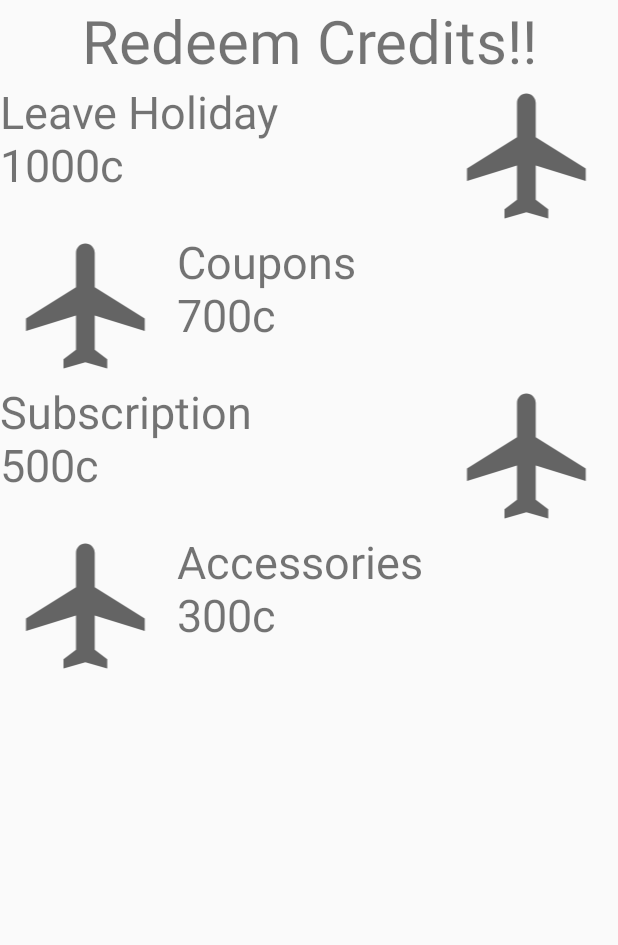
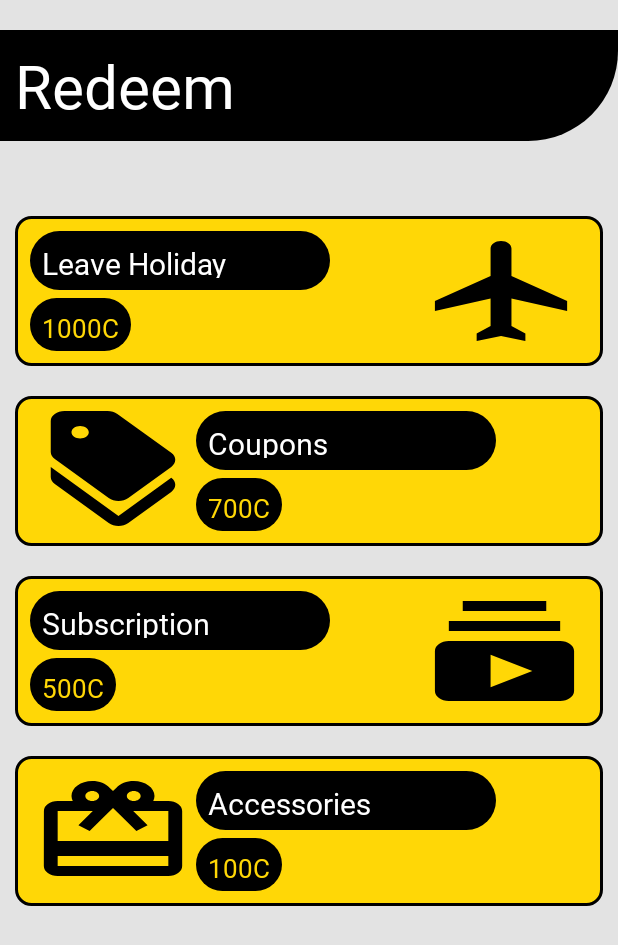
Before and after one commit to Tech-Elites/hustle_tarp, an Android app: the redeemTheCredits screen opened directly, with no data from a screen before it, on a phone screen of 412 x 824 dp. Shown: the top 945 px of the screen. Run offline under Robolectric (Android 15) with nearby library versions, the light colour scheme and no system bars; our stand-ins replace Firebase (no records; nobody signed in at launch, a user with empty details on screens opened directly).

Commit message:
final designs

```diff
--- a/app/src/main/java/com/example/hustle_tarp/redeemTheCredits.java
+++ b/app/src/main/java/com/example/hustle_tarp/redeemTheCredits.java
@@ -36,7 +36,7 @@ public class redeemTheCredits extends AppCompatActivity {
                 new AlertDialog.Builder(redeemTheCredits.this)
                         .setIcon(android.R.drawable.ic_dialog_alert)
                         .setTitle("Are you sure?")
-                        .setMessage("Initiate transaction of 1000c??")
+                        .setMessage("Initiate transaction of 1000c?")
                         .setPositiveButton("Yes", new DialogInterface.OnClickListener() {
                             @Override
                             public void onClick(DialogInterface dialogInterface, int i) {
@@ -54,7 +54,7 @@ public class redeemTheCredits extends AppCompatActivity {
                 new AlertDialog.Builder(redeemTheCredits.this)
                         .setIcon(android.R.drawable.ic_dialog_alert)
                         .setTitle("Are you sure?")
-                        .setMessage("Initiate transaction of 700c??")
+                        .setMessage("Initiate transaction of 700c?")
                         .setPositiveButton("Yes", new DialogInterface.OnClickListener() {
                             @Override
                             public void onClick(DialogInterface dialogInterface, int i) {
@@ -71,7 +71,7 @@ public class redeemTheCredits extends AppCompatActivity {
                 new AlertDialog.Builder(redeemTheCredits.this)
                         .setIcon(android.R.drawable.ic_dialog_alert)
                         .setTitle("Are you sure?")
-                        .setMessage("Initiate transaction of 300c??")
+                        .setMessage("Initiate transaction of 300c?")
                         .setPositiveButton("Yes", new DialogInterface.OnClickListener() {
                             @Override
                             public void onClick(DialogInterface dialogInterface, int i) {
@@ -88,7 +88,7 @@ public class redeemTheCredits extends AppCompatActivity {
                 new AlertDialog.Builder(redeemTheCredits.this)
                         .setIcon(android.R.drawable.ic_dialog_alert)
                         .setTitle("Are you sure?")
-                        .setMessage("Initiate transaction of 500c??")
+                        .setMessage("Initiate transaction of 500c?")
                         .setPositiveButton("Yes", new DialogInterface.OnClickListener() {
                             @Override
                             public void onClick(DialogInterface dialogInterface, int i) {
@@ -116,8 +116,8 @@ public class redeemTheCredits extends AppCompatActivity {
                         {
                             new AlertDialog.Builder(redeemTheCredits.this)
                                     .setIcon(android.R.drawable.ic_dialog_alert)
-                                    .setTitle("Oops!!")
-                                    .setMessage("Insufficient Funds")
+                                    .setTitle("Oops!")
+                                    .setMessage("Insufficient Funds!")
                                     .setPositiveButton("Ok",null)
                                     .show();
 
@@ -131,8 +131,8 @@ public class redeemTheCredits extends AppCompatActivity {
                                 public void onComplete(@NonNull Task<Void> task) {
                                     new AlertDialog.Builder(redeemTheCredits.this)
                                             .setIcon(android.R.drawable.ic_dialog_alert)
-                                            .setTitle("Success!!")
-                                            .setMessage("Your transaction was successful!!")
+                                            .setTitle("Success!")
+                                            .setMessage("Your transaction was successful!")
                                             .setPositiveButton("Ok",null)
                                             .show();
 
--- /dev/null
+++ b/app/src/main/res/drawable/accessories_icon.xml
@@ -0,0 +1,10 @@
+<vector xmlns:android="http://schemas.android.com/apk/res/android"
+    android:width="24dp"
+    android:height="24dp"
+    android:viewportWidth="24"
+    android:viewportHeight="24"
+    android:tint="?attr/colorControlNormal">
+  <path
+      android:fillColor="@android:color/white"
+      android:pathData="M20,6h-2.18c0.11,-0.31 0.18,-0.65 0.18,-1 0,-1.66 -1.34,-3 -3,-3 -1.05,0 -1.96,0.54 -2.5,1.35l-0.5,0.67 -0.5,-0.68C10.96,2.54 10.05,2 9,2 7.34,2 6,3.34 6,5c0,0.35 0.07,0.69 0.18,1L4,6c-1.11,0 -1.99,0.89 -1.99,2L2,19c0,1.11 0.89,2 2,2h16c1.11,0 2,-0.89 2,-2L22,8c0,-1.11 -0.89,-2 -2,-2zM15,4c0.55,0 1,0.45 1,1s-0.45,1 -1,1 -1,-0.45 -1,-1 0.45,-1 1,-1zM9,4c0.55,0 1,0.45 1,1s-0.45,1 -1,1 -1,-0.45 -1,-1 0.45,-1 1,-1zM20,19L4,19v-2h16v2zM20,14L4,14L4,8h5.08L7,10.83 8.62,12 11,8.76l1,-1.36 1,1.36L15.38,12 17,10.83 14.92,8L20,8v6z"/>
+</vector>
--- /dev/null
+++ b/app/src/main/res/drawable/coupon_icon.xml
@@ -0,0 +1,13 @@
+<vector xmlns:android="http://schemas.android.com/apk/res/android"
+    android:width="24dp"
+    android:height="24dp"
+    android:viewportWidth="24"
+    android:viewportHeight="24"
+    android:tint="?attr/colorControlNormal">
+  <path
+      android:fillColor="@android:color/white"
+      android:pathData="M12.79,21L3,11.21v2c0,0.53 0.21,1.04 0.59,1.41l7.79,7.79c0.78,0.78 2.05,0.78 2.83,0l6.21,-6.21c0.78,-0.78 0.78,-2.05 0,-2.83L12.79,21z"/>
+  <path
+      android:fillColor="@android:color/white"
+      android:pathData="M11.38,17.41c0.78,0.78 2.05,0.78 2.83,0l6.21,-6.21c0.78,-0.78 0.78,-2.05 0,-2.83l-7.79,-7.79C12.25,0.21 11.74,0 11.21,0H5C3.9,0 3,0.9 3,2v6.21c0,0.53 0.21,1.04 0.59,1.41L11.38,17.41zM7.25,3C7.94,3 8.5,3.56 8.5,4.25S7.94,5.5 7.25,5.5S6,4.94 6,4.25S6.56,3 7.25,3z"/>
+</vector>
--- /dev/null
+++ b/app/src/main/res/drawable/subscription_icon.xml
@@ -0,0 +1,10 @@
+<vector xmlns:android="http://schemas.android.com/apk/res/android"
+    android:width="24dp"
+    android:height="24dp"
+    android:viewportWidth="24"
+    android:viewportHeight="24"
+    android:tint="?attr/colorControlNormal">
+  <path
+      android:fillColor="@android:color/white"
+      android:pathData="M20,8L4,8L4,6h16v2zM18,2L6,2v2h12L18,2zM22,12v8c0,1.1 -0.9,2 -2,2L4,22c-1.1,0 -2,-0.9 -2,-2v-8c0,-1.1 0.9,-2 2,-2h16c1.1,0 2,0.9 2,2zM16,16l-6,-3.27v6.53L16,16z"/>
+</vector>
--- a/app/src/main/res/layout/activity_redeem_the_credits.xml
+++ b/app/src/main/res/layout/activity_redeem_the_credits.xml
@@ -4,6 +4,7 @@
     xmlns:tools="http://schemas.android.com/tools"
     android:layout_width="match_parent"
     android:layout_height="match_parent"
+    android:background="@color/bggrey"
     tools:context=".redeemTheCredits">
 
     <LinearLayout
@@ -12,97 +13,223 @@
         android:orientation="vertical">
 
         <TextView
-            android:id="@+id/textView13"
+            android:fontFamily="@font/nexabold"
+            android:id="@+id/textView6"
             android:layout_width="match_parent"
             android:layout_height="wrap_content"
-            android:text="Redeem Credits!!"
+            android:background="@drawable/rounded_edges_bottom"
             android:textSize="40dp"
-            android:gravity="center_horizontal"/>
+            android:textColor="@color/white"
+            android:padding="10dp"
+            android:layout_marginTop="20dp"
+            android:layout_marginBottom="40dp"
+            android:text="Redeem" />
 
         <LinearLayout
+            android:background="@drawable/border_text_view"
+            android:padding="10dp"
+            android:layout_margin="10dp"
             android:layout_width="match_parent"
             android:layout_height="100dp"
             android:id="@+id/leave_holiday"
             android:orientation="horizontal">
 
+            <LinearLayout
+                android:layout_width="wrap_content"
+                android:orientation="vertical"
+                android:layout_weight="1"
+                android:layout_height="wrap_content">
                 <TextView
-                android:id="@+id/textView15"
+                    android:id="@+id/textVi23ew15"
                     android:layout_width="200dp"
                     android:layout_height="wrap_content"
+                    android:fontFamily="@font/nexabold"
+                    android:textColor="@color/white"
+                    android:padding="8dp"
+                    android:background="@drawable/rounded_edges"
+                    android:backgroundTint="@color/black"
                     android:layout_weight="1"
-                android:textSize="30dp"
-                android:text="Leave Holiday\n1000c" />
+                    android:textSize="20dp"
+                    android:text="Leave Holiday" />
+                <TextView
+                    android:id="@+id/textView152"
+                    android:layout_width="wrap_content"
+                    android:layout_height="wrap_content"
+                    android:layout_marginTop="5dp"
+                    android:layout_weight="1"
+                    android:fontFamily="@font/nexabold"
+                    android:textColor="@color/yellow"
+                    android:padding="8dp"
+                    android:background="@drawable/rounded_edges"
+                    android:backgroundTint="@color/black"
+                    android:textSize="17dp"
+
+                    android:text="1000C" />
+            </LinearLayout>
 
             <ImageView
-                android:id="@+id/imageView2"
-                android:layout_width="wrap_content"
-                android:layout_height="match_parent"
+                android:id="@+id/image345View2"
+                android:layout_width="50dp"
+                android:backgroundTint="@color/black"
+                android:layout_height="80dp"
                 android:layout_weight="1"
-                app:srcCompat="@drawable/ic_baseline_flight_24" />
+                android:background="@drawable/ic_baseline_flight_24" />
         </LinearLayout>
 
         <LinearLayout
+            android:background="@drawable/border_text_view"
+            android:padding="10dp"
+            android:layout_margin="10dp"
             android:layout_width="match_parent"
             android:layout_height="100dp"
             android:id="@+id/leave_coupons"
             android:orientation="horizontal">
             <ImageView
-                android:id="@+id/imageView32"
+                android:id="@+id/image345Vie23w2"
+                android:layout_width="50dp"
+                android:backgroundTint="@color/black"
+                android:layout_height="80dp"
+                android:layout_weight="1"
+                android:background="@drawable/coupon_icon" />
+
+            <LinearLayout
                 android:layout_width="wrap_content"
-                android:layout_height="match_parent"
+                android:orientation="vertical"
                 android:layout_weight="1"
-                app:srcCompat="@drawable/ic_baseline_flight_24" />
+                android:layout_height="wrap_content">
                 <TextView
-                android:id="@+id/textView16"
+                    android:id="@+id/textVi22343ew15"
                     android:layout_width="200dp"
                     android:layout_height="wrap_content"
+                    android:fontFamily="@font/nexabold"
+                    android:textColor="@color/white"
+                    android:padding="8dp"
+                    android:background="@drawable/rounded_edges"
+                    android:backgroundTint="@color/black"
                     android:layout_weight="1"
-                android:textSize="30dp"
-                android:text="Coupons\n700c" />
+                    android:textSize="20dp"
+                    android:text="Coupons" />
+                <TextView
+                    android:id="@+id/textView124152"
+                    android:layout_width="wrap_content"
+                    android:layout_height="wrap_content"
+                    android:layout_marginTop="5dp"
+                    android:layout_weight="1"
+                    android:fontFamily="@font/nexabold"
+                    android:textColor="@color/yellow"
+                    android:padding="8dp"
+                    android:background="@drawable/rounded_edges"
+                    android:backgroundTint="@color/black"
+                    android:textSize="17dp"
+
+                    android:text="700C" />
+            </LinearLayout>
+
 
 
 
         </LinearLayout>
 
         <LinearLayout
+            android:background="@drawable/border_text_view"
+            android:padding="10dp"
+            android:layout_margin="10dp"
             android:layout_width="match_parent"
             android:layout_height="100dp"
             android:id="@+id/Subscription"
             android:orientation="horizontal">
+            <LinearLayout
+                android:layout_width="wrap_content"
+                android:orientation="vertical"
+                android:layout_weight="1"
+                android:layout_height="wrap_content">
                 <TextView
-                android:id="@+id/textView18"
+                    android:id="@+id/textVi23ew11235"
                     android:layout_width="200dp"
                     android:layout_height="wrap_content"
+                    android:fontFamily="@font/nexabold"
+                    android:textColor="@color/white"
+                    android:padding="8dp"
+                    android:background="@drawable/rounded_edges"
+                    android:backgroundTint="@color/black"
                     android:layout_weight="1"
-                android:textSize="30dp"
-                android:text="Subscription\n500c" />
+                    android:textSize="20dp"
+                    android:text="Subscription" />
+                <TextView
+                    android:id="@+id/textVie123123w152"
+                    android:layout_width="wrap_content"
+                    android:layout_height="wrap_content"
+                    android:layout_marginTop="5dp"
+                    android:layout_weight="1"
+                    android:fontFamily="@font/nexabold"
+                    android:textColor="@color/yellow"
+                    android:padding="8dp"
+                    android:background="@drawable/rounded_edges"
+                    android:backgroundTint="@color/black"
+                    android:textSize="17dp"
+
+                    android:text="500C" />
+            </LinearLayout>
 
             <ImageView
-                android:id="@+id/imageView37"
-                android:layout_width="wrap_content"
-                android:layout_height="match_parent"
+                android:id="@+id/ima123123geView2"
+                android:layout_width="50dp"
+                android:backgroundTint="@color/black"
+                android:layout_height="80dp"
                 android:layout_weight="1"
-                app:srcCompat="@drawable/ic_baseline_flight_24" />
+                android:background="@drawable/subscription_icon" />
         </LinearLayout>
 
         <LinearLayout
+            android:background="@drawable/border_text_view"
+            android:padding="10dp"
+            android:layout_margin="10dp"
             android:layout_width="match_parent"
             android:layout_height="100dp"
             android:id="@+id/Accessories"
             android:orientation="horizontal">
+
             <ImageView
-                android:id="@+id/imageView3"
+                android:id="@+id/imageView1232"
+                android:layout_width="50dp"
+                android:backgroundTint="@color/black"
+                android:layout_height="80dp"
+                android:layout_weight="1"
+                android:background="@drawable/accessories_icon" />
+
+            <LinearLayout
                 android:layout_width="wrap_content"
-                android:layout_height="match_parent"
+                android:orientation="vertical"
                 android:layout_weight="1"
-                app:srcCompat="@drawable/ic_baseline_flight_24" />
+                android:layout_height="wrap_content">
                 <TextView
-                android:id="@+id/textView14"
+                    android:id="@+id/textV123i233ew15"
                     android:layout_width="200dp"
                     android:layout_height="wrap_content"
+                    android:fontFamily="@font/nexabold"
+                    android:textColor="@color/white"
+                    android:padding="8dp"
+                    android:background="@drawable/rounded_edges"
+                    android:backgroundTint="@color/black"
                     android:layout_weight="1"
-                android:textSize="30dp"
-                android:text="Accessories\n300c" />
+                    android:textSize="20dp"
+                    android:text="Accessories" />
+                <TextView
+                    android:id="@+id/textV1231iew152"
+                    android:layout_width="wrap_content"
+                    android:layout_height="wrap_content"
+                    android:layout_marginTop="5dp"
+                    android:layout_weight="1"
+                    android:fontFamily="@font/nexabold"
+                    android:textColor="@color/yellow"
+                    android:padding="8dp"
+                    android:background="@drawable/rounded_edges"
+                    android:backgroundTint="@color/black"
+                    android:textSize="17dp"
+
+                    android:text="100C" />
+            </LinearLayout>
+
 
 
         </LinearLayout>
--- a/app/src/main/res/values/colors.xml
+++ b/app/src/main/res/values/colors.xml
@@ -12,7 +12,7 @@
     <color name="colorPrimary">#5A5A5A</color>
     <color name="colorPrimaryDark">#0F9D58</color>
     <color name="colorAccent">#05af9b</color>
-    <color name="backgroundLogin">#323933</color>
+    <color name="backgroundLogin">#2B2B2B</color>
     <color name="loginYellow">#ffd064</color>
     <color name="loginRedButtons">#ff5464</color>
     <color name="bggrey">#E3E3E3</color>
```
Lines whose indentation alone changed are shown as unchanged.
